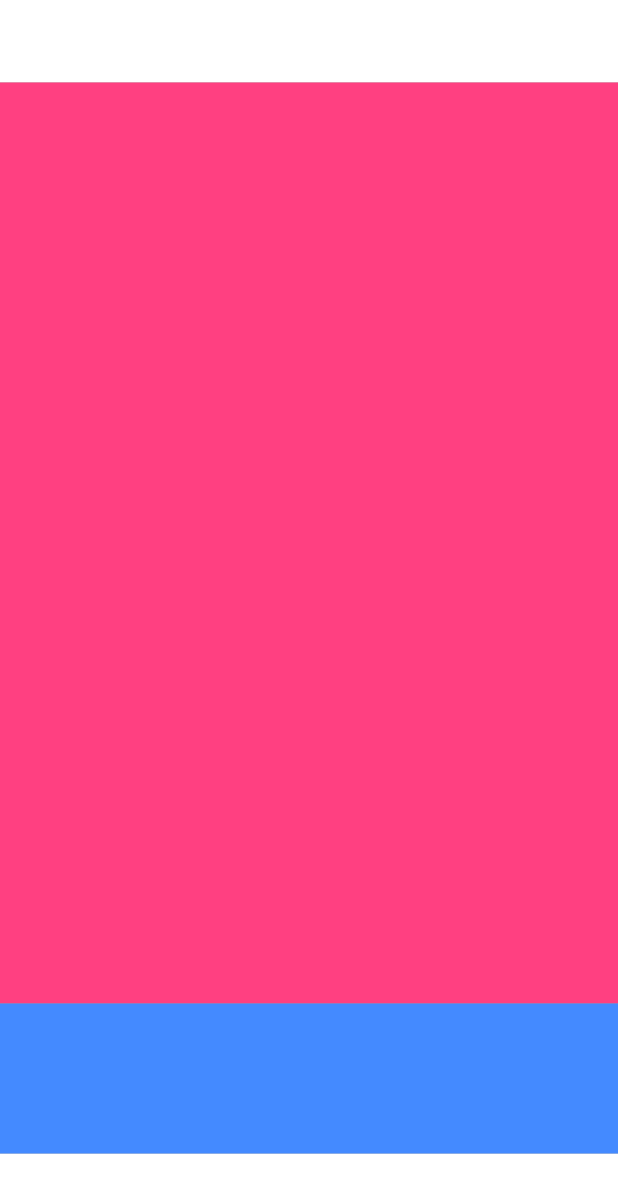
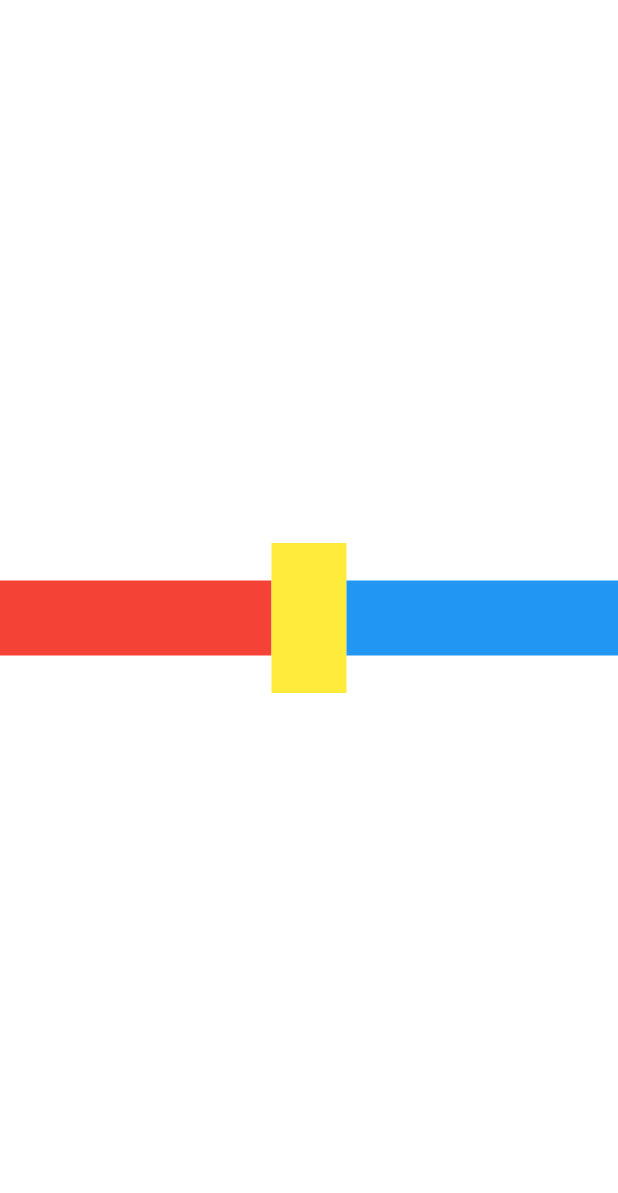
Before and after one commit to MUSAGETAH/flutter_curso_darwin, a Flutter app: the screen it shows after launch, on a phone screen of 412 x 824 dp. Shown: the top 1193 px of the screen. Run offline on Flutter 3.47's test engine with Material 2 defaults, Android fonts, the phone set to English and light mode, and no system bars.

Commit message:
cambio a version preeliminar

```diff
--- a/lib/main.dart
+++ b/lib/main.dart
@@ -1,6 +1,7 @@
 import 'package:flutter/material.dart';
 import 'package:native_demo/widgets/column.dart';
 import 'package:native_demo/widgets/container.dart';
+import 'package:native_demo/widgets/row.dart';
 import 'package:native_demo/widgets/text.dart';
 
 void main() {
@@ -14,7 +15,7 @@ class MyApp extends StatelessWidget {
   @override
   Widget build(BuildContext context) {
     return MaterialApp(
-      home: myColumn(),
+      home: myRow(),
     );
   }
 }
--- a/lib/widgets/column.dart
+++ b/lib/widgets/column.dart
@@ -40,19 +40,25 @@ class myColumn extends StatelessWidget {
 
 
                 // para que el container rosa ocupe todo el espacio dispinible usamos expanded
-                // solo sirve en tipo column o row
+                // solo sirve dentro de un widget tipo column o row
                 Expanded(
+
+                  // FLEX ES CUANTO OCUPARA LA EXPANCION DENTRO DE LA VISTA
+                  flex: 1,
                   child: Container(
                     // el expanded ignora el heigh
-                    height: 100,
+
                     color: Colors.pinkAccent,
                     // podemos usar esto o sizebox
                     // margin: EdgeInsets.only(top: 20),
                   ),
                 ),
-                Container(
-                  height: 100,
-                  color: Colors.blueAccent,
+                Expanded(
+                  flex: 2,
+                  child: Container(
+                    height: 100,
+                    color: Colors.blueAccent,
+                  ),
                 ),
               ],
             ),
--- /dev/null
+++ b/lib/widgets/row.dart
@@ -0,0 +1,51 @@
+import 'package:flutter/material.dart';
+import 'package:flutter/src/widgets/container.dart';
+import 'package:flutter/src/widgets/framework.dart';
+
+class myRow extends StatelessWidget {
+  const myRow({super.key});
+
+  @override
+  Widget build(BuildContext context) {
+    return Container(
+      color: Colors.white,
+      child: Center(
+        child: Row(
+          mainAxisAlignment: MainAxisAlignment.spaceBetween,
+          // crossAxisAlignment: CrossAxisAlignment.end
+          // me permite alinear los elementos mas pequeños que contenga el row
+          // en sentido vertical
+          // si usara strech los elementos ocuparan todo el espcio posible
+          // independiente del center
+          crossAxisAlignment: CrossAxisAlignment.center,
+
+          // si uso MainAxisSize.min ya no ocupara el ancho completo
+          // si no solo el ancho que tienen los elementos hijos
+          // mainAxisSize: MainAxisSize.min,
+          children: [
+            Expanded(
+              child: Container(
+                width: 50,
+                height: 50,
+                color: Colors.red,
+              ),
+            ),
+             Container(
+              width: 50,
+              height: 100,
+              color: Colors.yellow,
+            ),
+             Expanded(
+               child: Container(
+                width: 50,
+                height: 50,
+                color: Colors.blue,
+                         ),
+             ),
+
+          ],
+        ),
+      ),
+    );
+  }
+}
```
